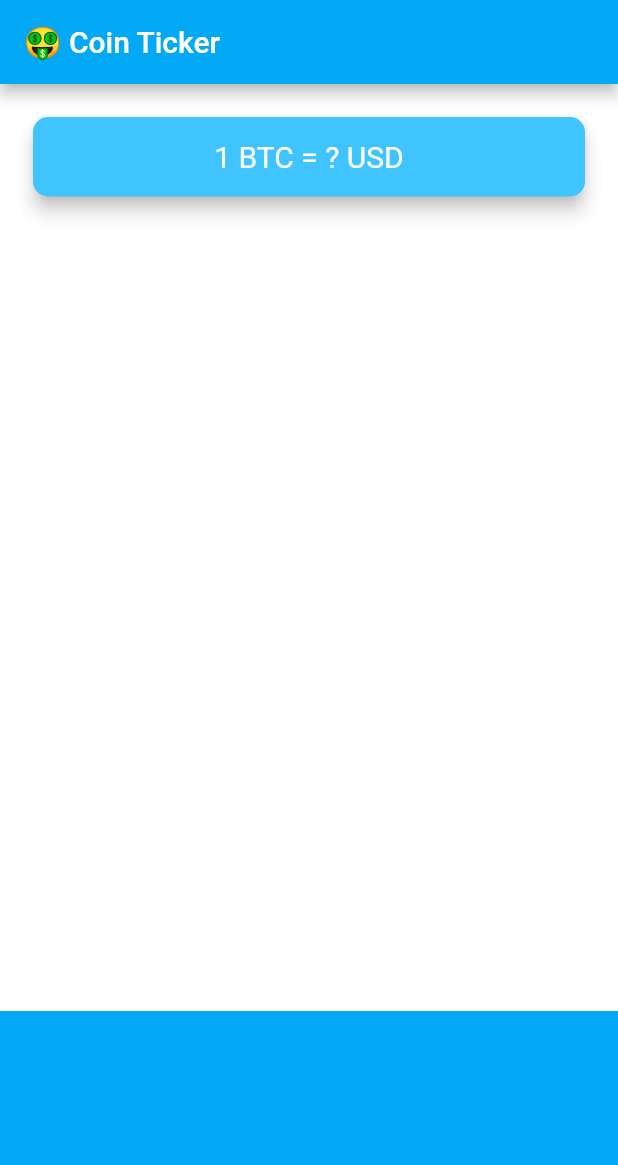
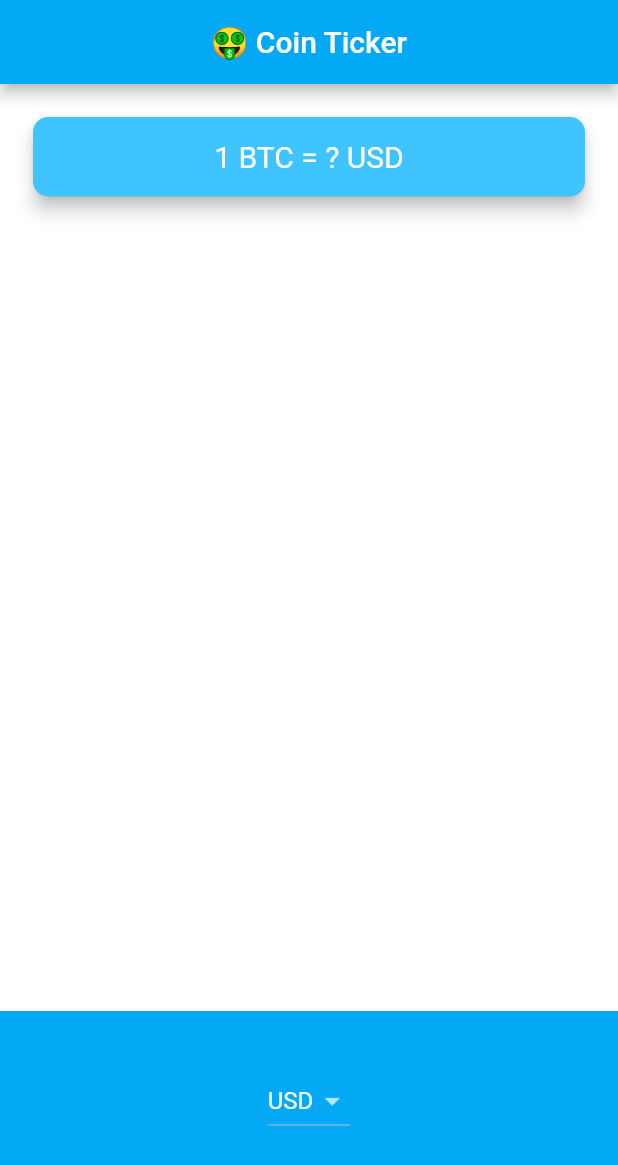
Before and after one commit to devesh0605/bitcoinTicker, a Flutter app: the screen it shows after launch, on a phone screen of 412 x 824 dp. Shown: the top 1165 px of the screen. Run offline on Flutter 3.47's test engine with Material 2 defaults, Android fonts, the phone set to English and light mode, and no system bars.

```diff
--- a/lib/price_screen.dart
+++ b/lib/price_screen.dart
@@ -1,3 +1,4 @@
+import 'package:bitcoin_ticker/coin_data.dart';
 import 'package:flutter/material.dart';
 
 class PriceScreen extends StatefulWidget {
@@ -6,11 +7,13 @@ class PriceScreen extends StatefulWidget {
 }
 
 class _PriceScreenState extends State<PriceScreen> {
+  String selectedCurrency = 'USD';
   @override
   Widget build(BuildContext context) {
     return Scaffold(
       appBar: AppBar(
         title: Text('🤑 Coin Ticker'),
+        centerTitle: true,
       ),
       body: Column(
         mainAxisAlignment: MainAxisAlignment.spaceBetween,
@@ -42,7 +45,28 @@ class _PriceScreenState extends State<PriceScreen> {
             alignment: Alignment.center,
             padding: EdgeInsets.only(bottom: 30.0),
             color: Colors.lightBlue,
-            child: null,
+            child: DropdownButton<String>(
+              value: selectedCurrency,
+              items: [
+                DropdownMenuItem(
+                  child: Text('USD'),
+                  value: 'USD',
+                ),
+                DropdownMenuItem(
+                  child: Text('EUR'),
+                  value: 'EUR',
+                ),
+                DropdownMenuItem(
+                  child: Text('GBP'),
+                  value: 'GBP',
+                ),
+              ],
+              onChanged: (value) {
+                setState(() {
+                  selectedCurrency = value;
+                });
+              },
+            ),
           ),
         ],
       ),
```
